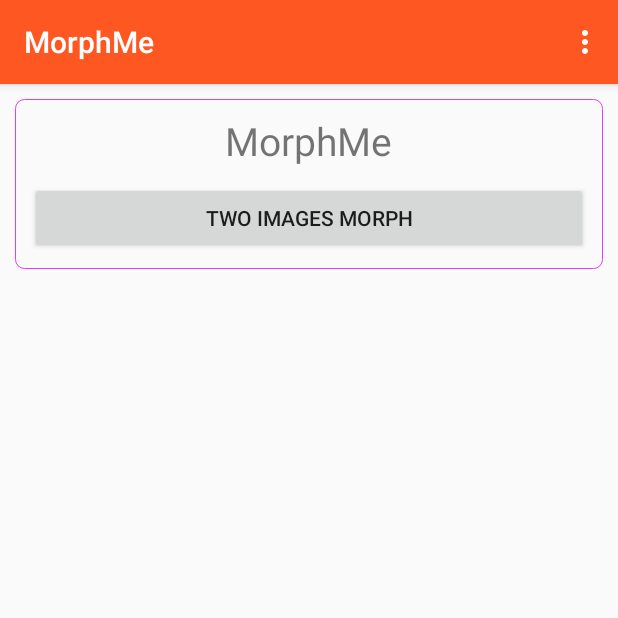
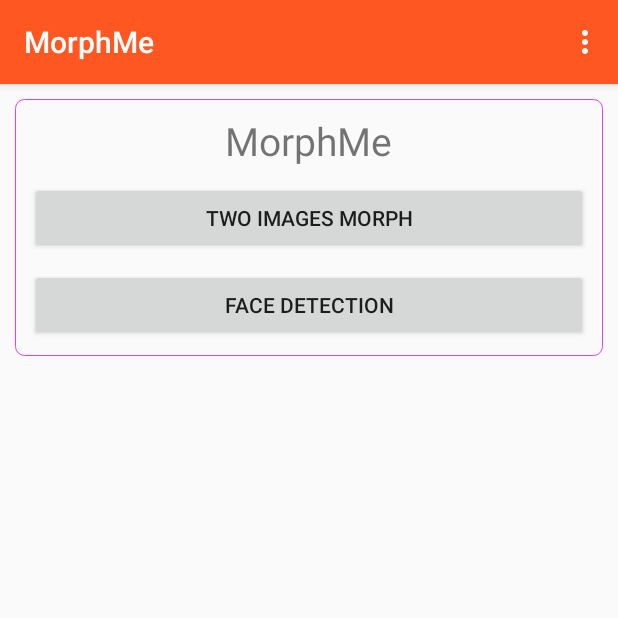
Before and after one commit to huzongyao/FaceMorphMe, an Android app: the MainActivity screen opened directly, with no data from a screen before it, on a phone screen of 412 x 824 dp, the top half of it. Run offline under Robolectric (Android 15) with nearby library versions, the phone set to English and light mode, and no system bars; our stand-ins replace ButterKnife; libraries missing offline, so code that uses them is left out: com.alibaba.android.

Commit message:
show face detect entry

```diff
--- a/app/src/main/res/layout/activity_main.xml
+++ b/app/src/main/res/layout/activity_main.xml
@@ -30,7 +30,6 @@
             android:layout_width="match_parent"
             android:layout_height="wrap_content"
             android:layout_marginTop="10dp"
-            android:text="@string/detect_face"
-            android:visibility="gone" />
+            android:text="@string/detect_face" />
     </LinearLayout>
 </ScrollView>
--- a/app/src/main/res/values/strings.xml
+++ b/app/src/main/res/values/strings.xml
@@ -16,7 +16,7 @@
     <string name="my_github">My GitHub</string>
     <string name="about">About</string>
     <string name="web_view_refresh">Refresh</string>
-    <string name="detect_face">Face Detect</string>
+    <string name="detect_face">Face Detection</string>
     <string name="load_bitmap">Choose Image</string>
     <string name="two_images_morph">Two Images Morph</string>
     <string name="tap_to_choose_images">Tap The Image To Choose</string>
```
Also changed, not shown: 3 other files.
